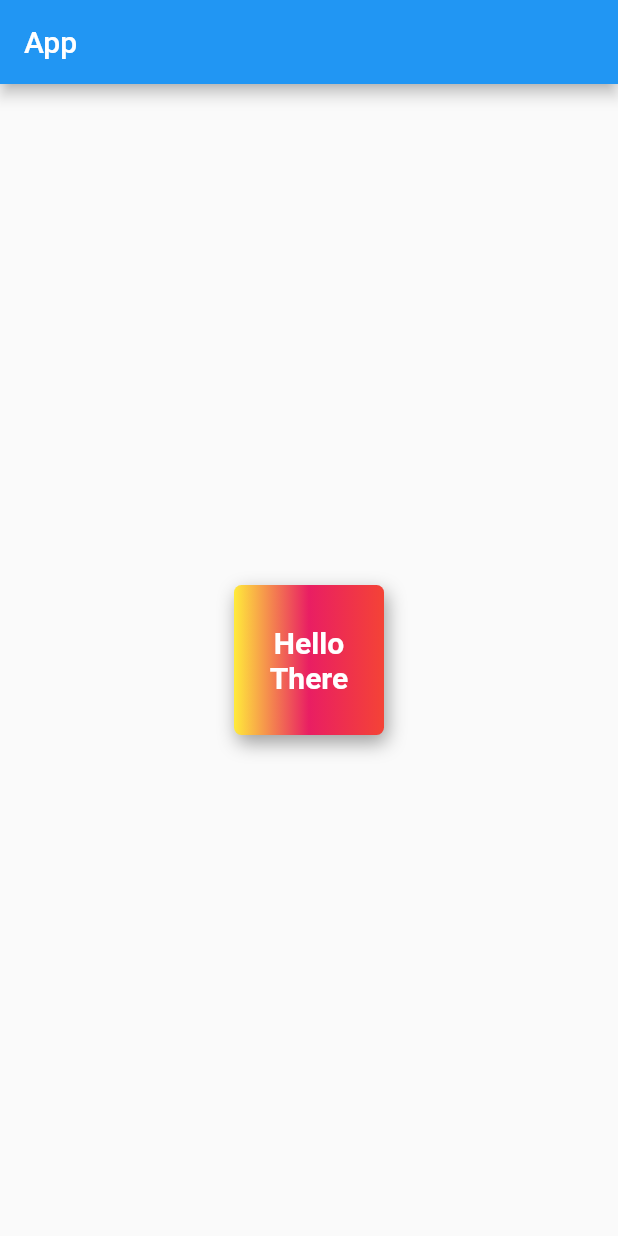
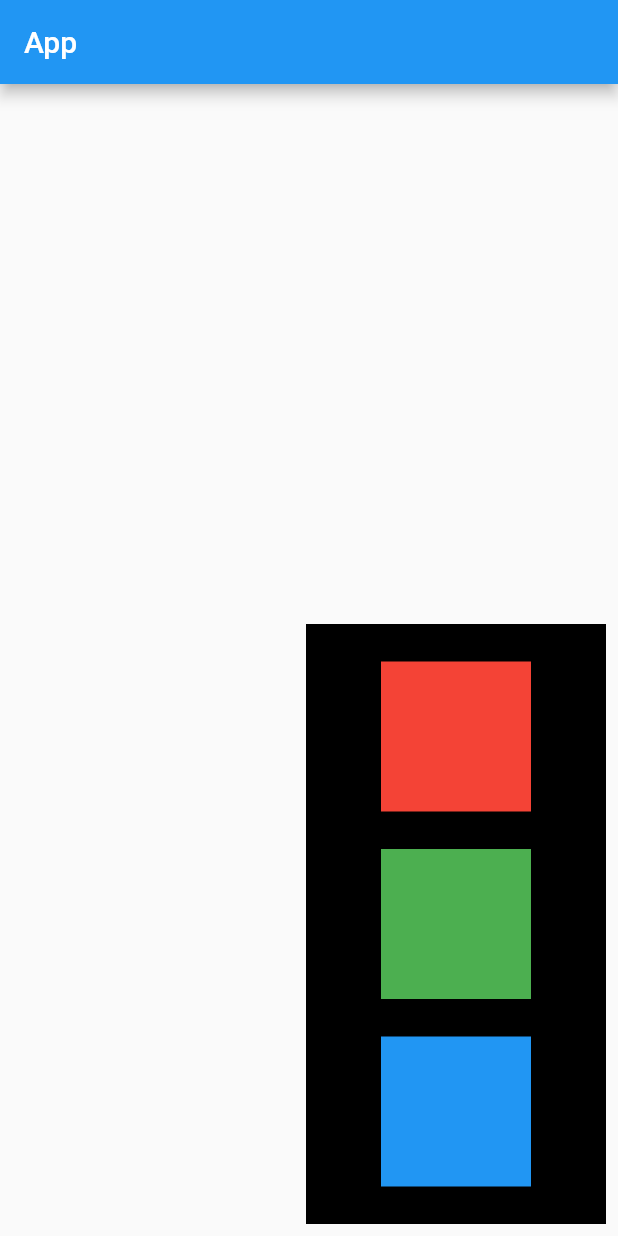
Before and after one commit to VijayGohel/android_app_making_pawan_kumar, a Flutter app: the screen it shows after launch, on a phone screen of 412 x 824 dp. Run offline on Flutter 3.47's test engine with Material 2 defaults, Android fonts, the phone set to English and light mode, and no system bars.

Commit message:
ch3 complete

```diff
--- a/lib/main.dart
+++ b/lib/main.dart
@@ -14,29 +14,36 @@ class HomePage extends StatelessWidget {
       appBar: AppBar(
         title: Text("App"),
       ),
-      body: Center(
-        child: Container(
-          alignment: Alignment.center,
-          height: 100,
-          width: 100,
-          child: Text(
-            "Hello There",
-            textAlign: TextAlign.center,
-            style: TextStyle(
-              color: Colors.white,
-              fontSize: 20,
-              fontWeight: FontWeight.bold,
+      body: Padding(
+        padding: const EdgeInsets.all(8.0),
+        child: Align(
+          alignment: Alignment.bottomRight,
+          child: Container(
+            height: 400,
+            width: 200,
+            color: Colors.black,
+            child: Column(
+              mainAxisAlignment: MainAxisAlignment.spaceEvenly,
+              crossAxisAlignment: CrossAxisAlignment.center,
+              children: <Widget>[
+                Container(
+                  height: 100,
+                  width: 100,
+                  color: Colors.red,
+                ),
+                Container(
+                  height: 100,
+                  width: 100,
+                  color: Colors.green,
+                ),
+                Container(
+                  height: 100,
+                  width: 100,
+                  color: Colors.blue,
+                )
+              ],
             ),
           ),
-          decoration: BoxDecoration(
-              color: Colors.cyan,
-              gradient: LinearGradient(
-                  colors: [Colors.yellow, Colors.pink, Colors.red]),
-              borderRadius: BorderRadius.circular(5),
-              boxShadow: [
-                BoxShadow(
-                    color: Colors.grey, blurRadius: 10, offset: Offset(2, 5))
-              ]),
         ),
       ),
     );
```
